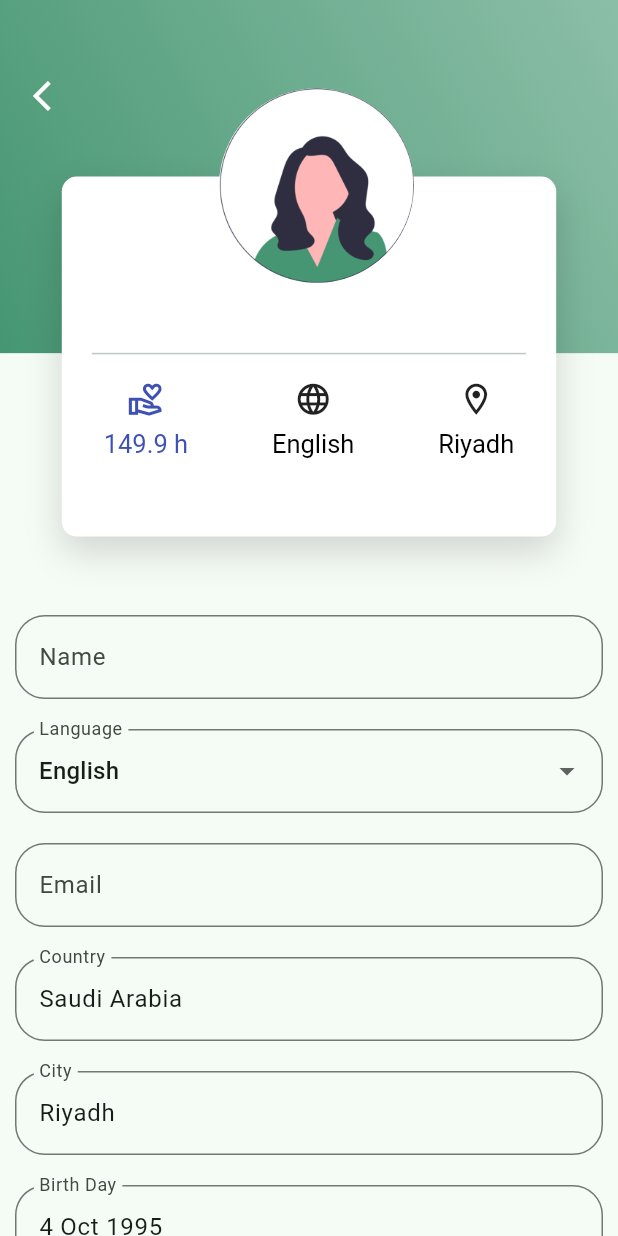
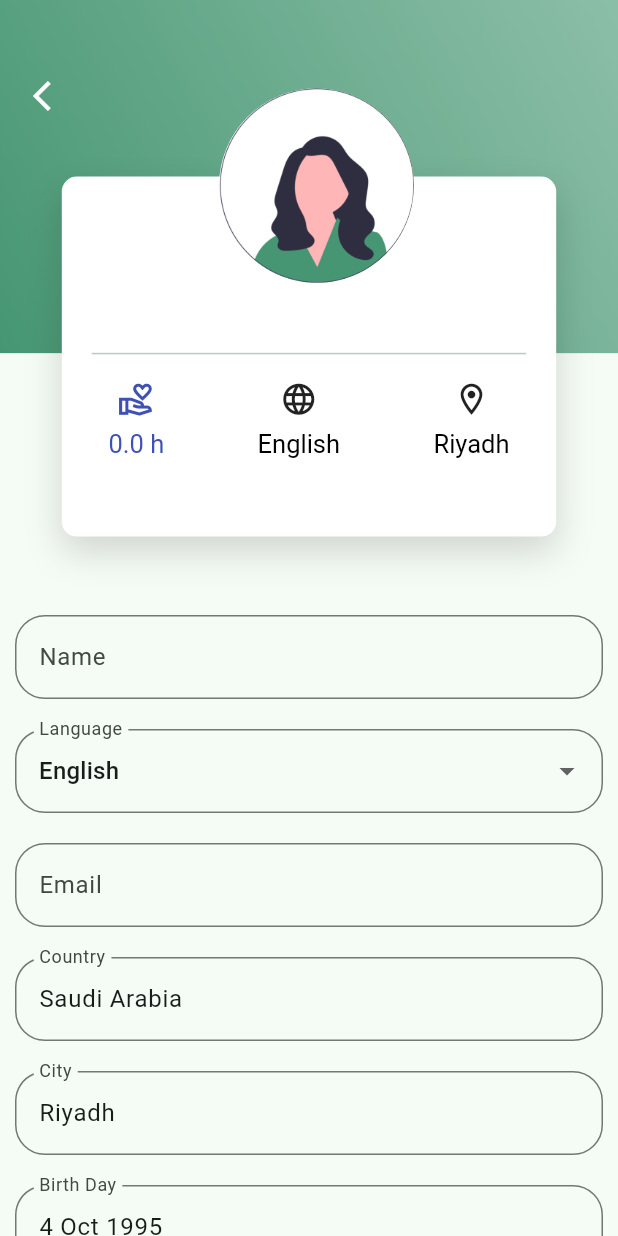
Before and after one commit to HajerAlmatari/bank_of_time, a Flutter app: the AccountInfoView screen opened directly, on a phone screen of 412 x 824 dp. Run offline on Flutter 3.47's test engine with Material 3 defaults, Android fonts, the phone set to English and light mode, and no system bars; our stand-ins replace cherry_toast, cloud_firestore, connectivity_plus, dio, equatable, firebase_core and 2 more; missing offline and left inert: multiselect; accounts and stored records are empty; generated files the repository leaves out were written again; network calls fail.

Commit message:
add check balance

```diff
--- a/assets/l10n/app_ar.arb
+++ b/assets/l10n/app_ar.arb
@@ -98,5 +98,6 @@
   "overview_text" : "نحن في بنك الوقت نسعى للوصول ومد يد العون لكل من يحتاج المساعدة",
   "volunteer" : "متطوع",
   "seek_help" : "مستفيد",
-  "online_service" : "عن بعد"
+  "online_service" : "عن بعد",
+  "insufficient_balance" : "ليس لديك رصيد كافي"
 }
--- a/assets/l10n/app_en.arb
+++ b/assets/l10n/app_en.arb
@@ -154,7 +154,7 @@
     "@youAreOffline" : {
         "description" : "you are currently offline"
     },
-    "yourTimeBalanceIs" : "Your time balance is 149.969 h",
+    "yourTimeBalanceIs" : "Your time balance is ",
     "@yourTimeBalanceIs" : {
         "description" : "Your time balance is"
     },
@@ -243,5 +243,6 @@
     "overview_text" : "We at Bot seek to reach out and lend helping hand to those who most need it",
     "volunteer" : "Volunteer",
     "seek_help" : "Seek Help",
-    "online_service" : "online"
+    "online_service" : "online",
+    "insufficient_balance" : "Insufficient balance"
 }
--- a/lib/core/widgets/welcome_container.dart
+++ b/lib/core/widgets/welcome_container.dart
@@ -52,7 +52,7 @@
                   style: const TextStyle(fontSize: 9, fontWeight: FontWeight.bold),
                 ),
                 Text(
-                  AppLocalizations.of(context)!.h,
+                  "${ref.watch(sessionProvider).authUser?.balance??0.0} h",
                   style: const TextStyle(
                       fontSize: 9,
                       fontWeight: FontWeight.w900,
--- a/lib/features/auth/data/models/user_model.dart
+++ b/lib/features/auth/data/models/user_model.dart
@@ -13,6 +13,9 @@ class User {
   String username;
   String? password;
   List<Skill>? skills;
+  int? type;
+  dynamic balance;
+  int? status;
 
   User({
     required this.id,
@@ -21,6 +24,9 @@ class User {
     required this.username,
     this.password,
     this.skills,
+    this.balance,
+    this.type,
+    this.status,
   });
 
   factory User.fromMap(Map<String, dynamic> map) {
@@ -36,6 +42,9 @@ class User {
       email: map["email"],
       username: map["username"],
       password: map["password"],
+      balance: map["balance"],
+      status: map["status"],
+      type: map["type"],
       skills: userSkills,
     );
   }
--- a/lib/features/home/features/sections/features/section_details/presentation/view_model/section_category_details_view_model.dart
+++ b/lib/features/home/features/sections/features/section_details/presentation/view_model/section_category_details_view_model.dart
@@ -31,7 +31,7 @@ class SectionCategoryDetailsViewModel with ChangeNotifier{
     final result = await _skillsRepo.allUsersOfSpecificSkill(skillId);
 
     if(result != null){
-      result.removeWhere((element) => element.id == ref.watch(sessionProvider).authUser!.id);
+      result.removeWhere((element) => element.id == ref.watch(sessionProvider).authUser?.id);
       userList = result;
     }
 
--- a/lib/features/home/features/sections/features/section_details/presentation/views/widgets/user_item_card.dart
+++ b/lib/features/home/features/sections/features/section_details/presentation/views/widgets/user_item_card.dart
@@ -1,4 +1,5 @@
 import 'package:bank_off_time/core/providers/session_provider.dart';
+import 'package:bank_off_time/core/utils/cherry_toast_util.dart';
 import 'package:bank_off_time/core/utils/extensions/string_ex.dart';
 import 'package:bank_off_time/features/auth/data/models/user_model.dart';
 import 'package:bank_off_time/features/conversations/features/chat/presentations/view/chat_view.dart';
@@ -22,6 +23,7 @@ class UserItemCard extends ConsumerWidget {
           builder: (context) => OrderView(
             providerId: user.id,
             skillId: skillId,
+            providerBalance: user.balance ?? 0.0,
             requesterId: ref.watch(sessionProvider).authUser!.id,
           ),
         );
--- a/lib/features/profile/presentation/view/widgets/account_info_container.dart
+++ b/lib/features/profile/presentation/view/widgets/account_info_container.dart
@@ -45,7 +45,7 @@ class AccountInfoContainer extends ConsumerWidget {
                       SizedBox(height: 7,),
                       DefaultTextStyle(
                         style: TextStyle(color: Colors.indigo,fontSize: 17,),
-                        child: Text("149.9 h",),
+                        child: Text("${ref.watch(sessionProvider).authUser?.balance} h",),
                       ),
                     ],
                   ),
```
Also changed, not shown: lib/core/shared_pref/auth_pref.dart (+9 -0 lines), lib/features/home/features/order/presentaion/views/order_view.dart (+13 -1 lines).
